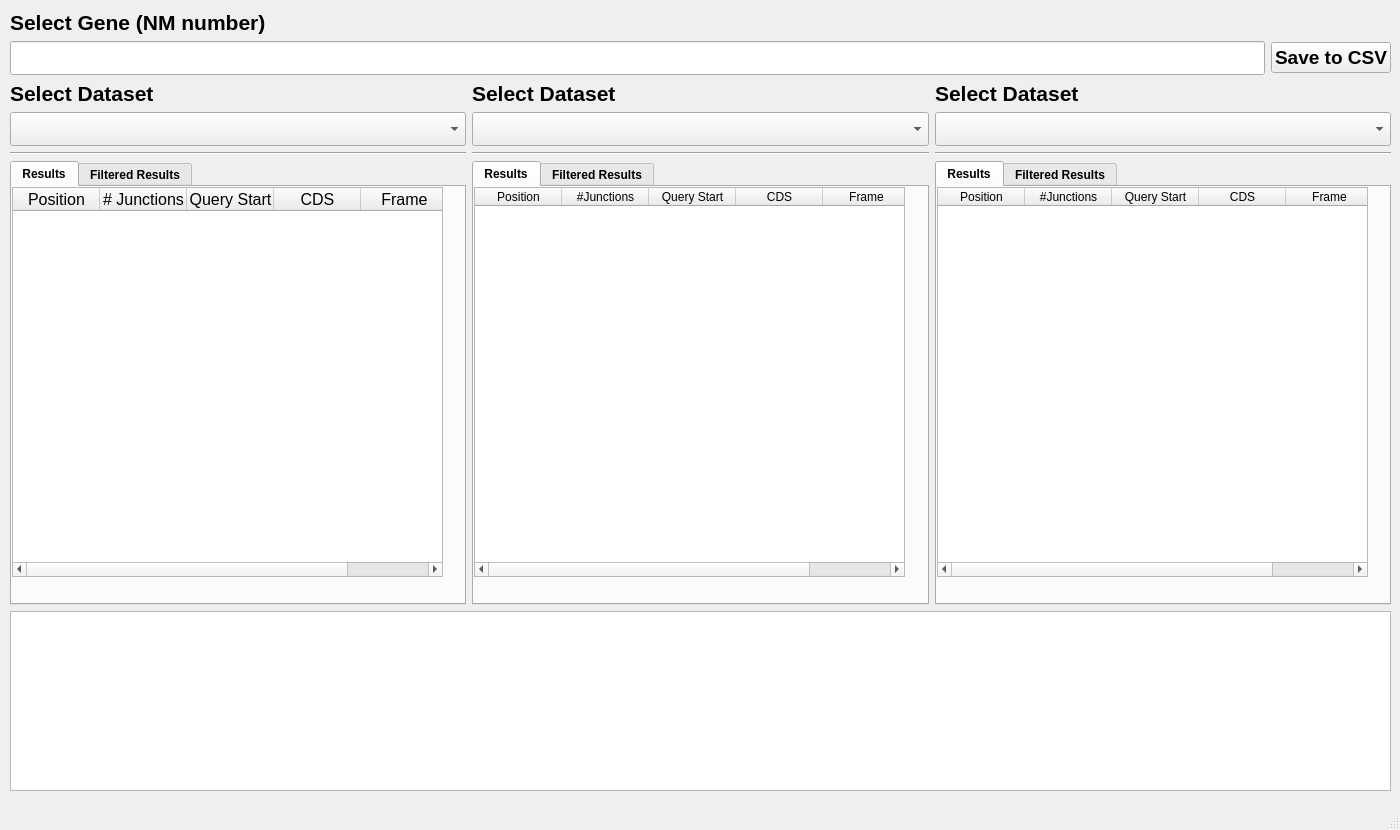
Above: ui/Query_Blast.ui from emptyewer/DEEPN before the change. Below: the same form after it.
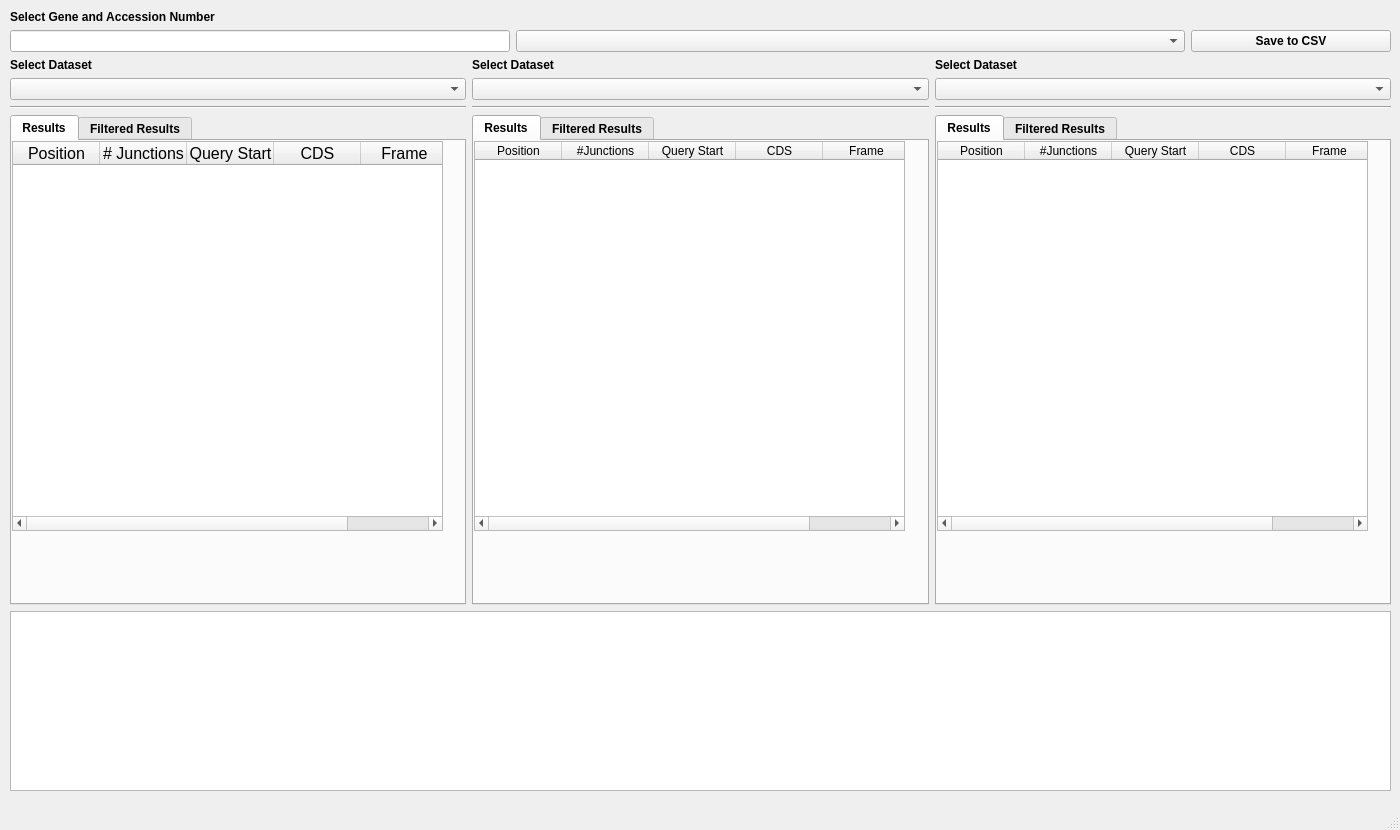
That is the form after the change.

Commit message: + Changed deepn to work with HISAT2 output + Changed query blast

What changed in the file:
```diff
--- a/ui/Query_Blast.ui
+++ b/ui/Query_Blast.ui
@@ -52,33 +52,40 @@
       <widget class="QLabel" name="label">
        <property name="font">
         <font>
-         <pointsize>16</pointsize>
          <weight>75</weight>
          <bold>true</bold>
         </font>
        </property>
        <property name="text">
-        <string>Select Gene (NM number)</string>
+        <string>Select Gene and Accession Number</string>
        </property>
       </widget>
      </item>
      <item>
       <layout class="QHBoxLayout" name="horizontalLayout_3">
        <item>
-        <widget class="QLineEdit" name="accession_number_search">
-         <property name="font">
-          <font>
-           <pointsize>17</pointsize>
-          </font>
+        <widget class="QLineEdit" name="search_bar">
+         <property name="enabled">
+          <bool>true</bool>
+         </property>
+         <property name="maximumSize">
+          <size>
+           <width>500</width>
+           <height>16777215</height>
+          </size>
          </property>
         </widget>
        </item>
+       <item>
+        <widget class="QComboBox" name="accession_list"/>
+       </item>
        <item>
         <widget class="QPushButton" name="save_btn">
-         <property name="font">
-          <font>
-           <pointsize>14</pointsize>
-          </font>
+         <property name="maximumSize">
+          <size>
+           <width>200</width>
+           <height>16777215</height>
+          </size>
          </property>
          <property name="text">
           <string>Save to CSV</string>
@@ -95,7 +102,6 @@
           <widget class="QLabel" name="label1_1">
            <property name="font">
             <font>
-             <pointsize>16</pointsize>
              <weight>75</weight>
              <bold>true</bold>
             </font>
@@ -109,13 +115,7 @@
           </widget>
          </item>
          <item>
-          <widget class="QComboBox" name="blast_dataset_ddl_1">
-           <property name="font">
-            <font>
-             <pointsize>17</pointsize>
-            </font>
-           </property>
-          </widget>
+          <widget class="QComboBox" name="blast_dataset_ddl_1"/>
          </item>
          <item>
           <widget class="Line" name="line">
@@ -306,7 +306,6 @@
           <widget class="QLabel" name="label2_1">
            <property name="font">
             <font>
-             <pointsize>16</pointsize>
              <weight>75</weight>
              <bold>true</bold>
             </font>
@@ -320,13 +319,7 @@
           </widget>
          </item>
          <item>
-          <widget class="QComboBox" name="blast_dataset_ddl_2">
-           <property name="font">
-            <font>
-             <pointsize>17</pointsize>
-            </font>
-           </property>
-          </widget>
+          <widget class="QComboBox" name="blast_dataset_ddl_2"/>
          </item>
          <item>
           <widget class="Line" name="line_2">
@@ -490,7 +483,6 @@
           <widget class="QLabel" name="label3_1">
            <property name="font">
             <font>
-             <pointsize>16</pointsize>
              <weight>75</weight>
              <bold>true</bold>
             </font>
@@ -504,13 +496,7 @@
           </widget>
          </item>
          <item>
-          <widget class="QComboBox" name="blast_dataset_ddl_3">
-           <property name="font">
-            <font>
-             <pointsize>17</pointsize>
-            </font>
-           </property>
-          </widget>
+          <widget class="QComboBox" name="blast_dataset_ddl_3"/>
          </item>
          <item>
           <widget class="Line" name="line_3">
```
The commit also changes 18 other files.
